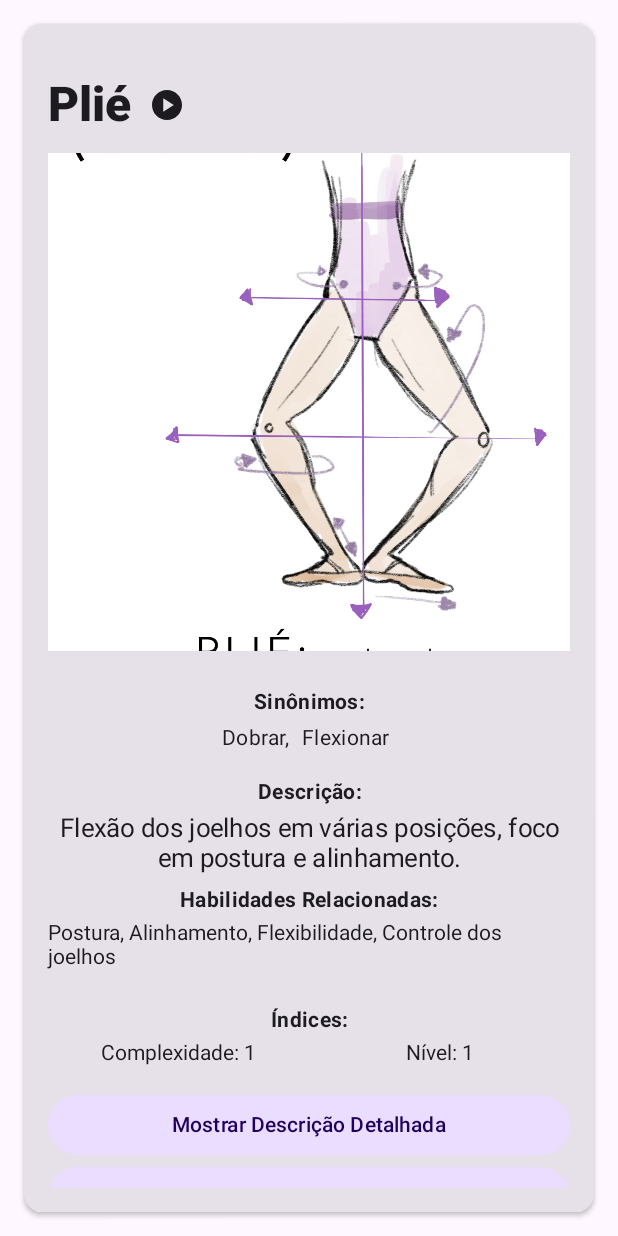
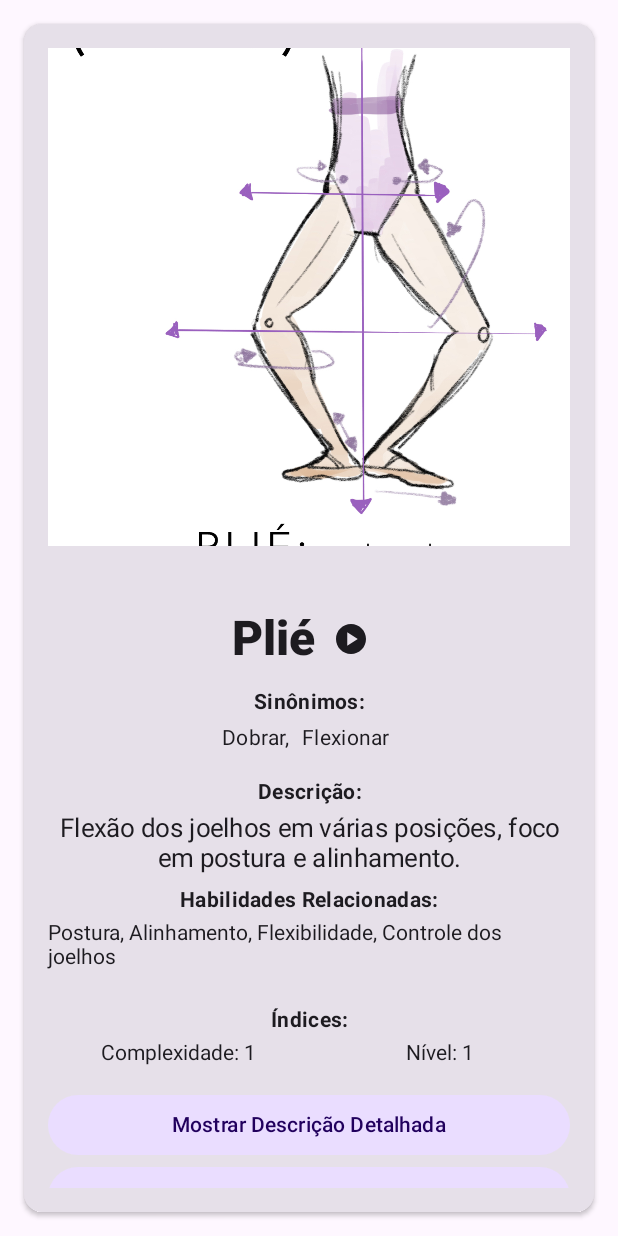
Before and after one commit to raphaelfq/dancing-app, an Android app built with Jetpack Compose: the composable MovementCard called with sample values from the repository, on a phone screen of 412 x 824 dp. Run offline under Robolectric (Android 15) with nearby library versions, the phone set to English and light mode, and no system bars.

Commit message:
Navigation between some screens working fine

```diff
--- a/app/build.gradle.kts
+++ b/app/build.gradle.kts
@@ -68,6 +68,7 @@ dependencies {
     debugImplementation(libs.androidx.ui.test.manifest)
 
     val lifecycle_version = "2.8.5"
+    implementation("androidx.navigation:navigation-compose:2.8.0")
 
     implementation("androidx.lifecycle:lifecycle-viewmodel-compose:$lifecycle_version")
     implementation("androidx.media3:media3-exoplayer:1.1.1")
--- a/app/src/main/java/com/example/dancingwikiapp/MainActivity.kt
+++ b/app/src/main/java/com/example/dancingwikiapp/MainActivity.kt
@@ -37,7 +37,7 @@ class MainActivity : ComponentActivity() {
                     modifier = Modifier.fillMaxSize(),
                     color = MaterialTheme.colorScheme.background
                 ) {
-                    MovementCard(Movements[0])
+                    MainScreen()
 
 
 
--- a/app/src/main/java/com/example/dancingwikiapp/MovementScreenBeauty.kt
+++ b/app/src/main/java/com/example/dancingwikiapp/MovementScreenBeauty.kt
@@ -75,12 +75,28 @@ fun MovementCard(movement: Movement) {
             horizontalAlignment = Alignment.CenterHorizontally
         ) {
 
+
+
+            // Imagem Oficial
+            Image(
+                painter = painterResource(id = R.drawable.imagim),
+                contentDescription = "Imagem do movimento",
+                modifier = Modifier
+                    .fillMaxWidth()
+                    .aspectRatio(1f)
+                    .padding(bottom = 16.dp),
+                contentScale = ContentScale.Crop
+            )
+
+            // Sinônimos
+            Spacer(modifier = Modifier.height(8.dp))
+
             Row(
                 modifier = Modifier
                     .fillMaxWidth()
                     .padding(top = 14.dp),
                 verticalAlignment = Alignment.CenterVertically,
-                horizontalArrangement = Arrangement.Start
+                horizontalArrangement = Arrangement.Center
 
             ) {
                 Text(
@@ -117,20 +133,6 @@ fun MovementCard(movement: Movement) {
                     )
                 }
             }
-            Spacer(modifier = Modifier.height(8.dp))
-
-            // Imagem Oficial
-            Image(
-                painter = painterResource(id = R.drawable.imagim),
-                contentDescription = "Imagem do movimento",
-                modifier = Modifier
-                    .fillMaxWidth()
-                    .aspectRatio(1f)
-                    .padding(bottom = 16.dp),
-                contentScale = ContentScale.Crop
-            )
-
-            // Sinônimos
             Spacer(modifier = Modifier.height(8.dp))
             if (movement.synonyms.isNotEmpty()) {
                 Text(
--- a/app/src/main/java/com/example/dancingwikiapp/PositionsSearchScreen.kt
+++ b/app/src/main/java/com/example/dancingwikiapp/PositionsSearchScreen.kt
@@ -21,9 +21,10 @@ import androidx.compose.ui.text.style.TextAlign
 import androidx.compose.ui.unit.dp
 import androidx.compose.ui.unit.sp
 import androidx.lifecycle.viewmodel.compose.viewModel
+import androidx.navigation.NavHostController
 
 @Composable
-fun SearchPositionsScreen() {
+fun SearchPositionsScreen(navController: NavHostController) {
     val viewModel = viewModel<SearchViewModel<Position>>()
     viewModel.setItems(Positions)
 
```
Also changed, not shown: app/src/main/java/com/example/dancingwikiapp/MovementsSearchScreen.kt (+13 -4 lines), app/src/main/java/com/example/dancingwikiapp/NavDrawerScreen.kt (+34 -9 lines).
